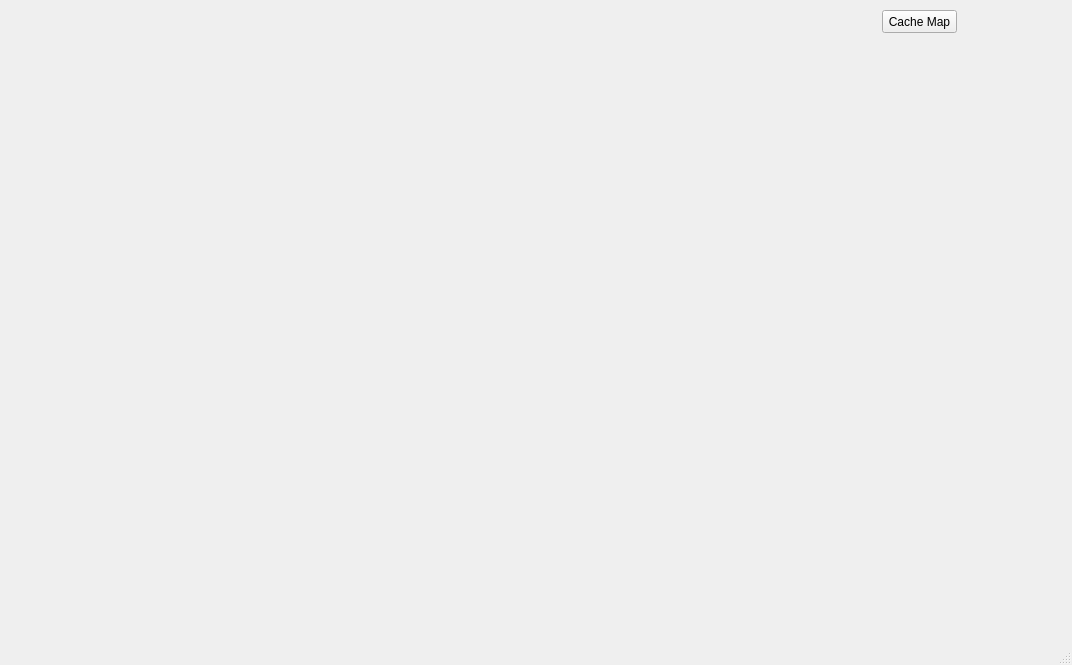
Before: the Qt Designer form myDemo/mydemo/mainwindow.ui in veol15/myproject, drawn with Qt 5.
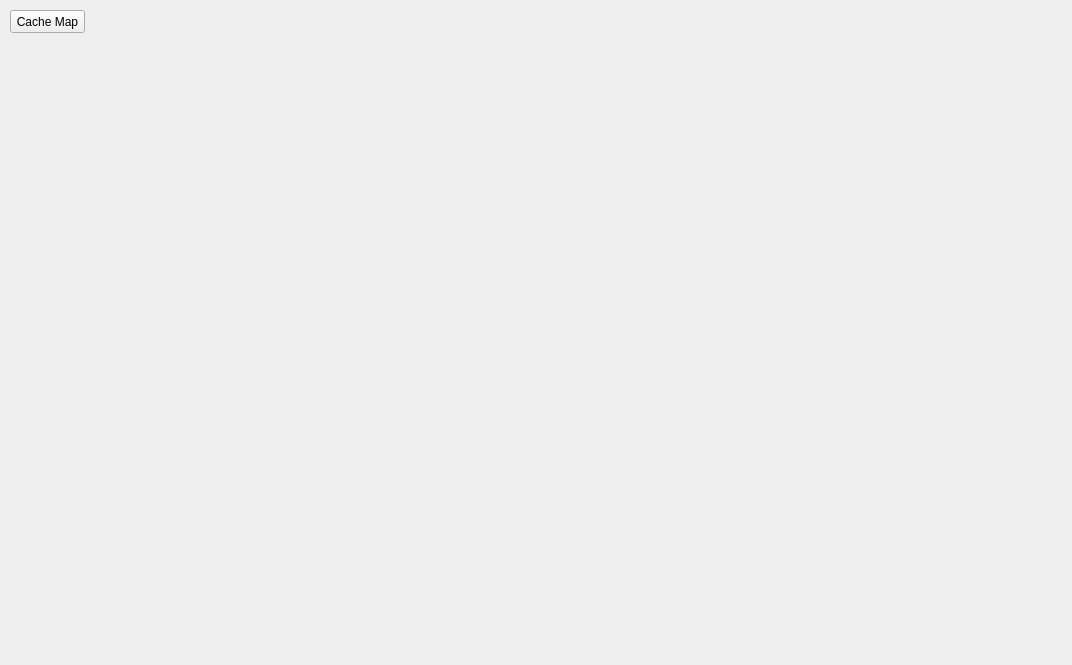
After: the same form once the commit is applied.

Commit message: 添加右下角功能按钮。

```diff
--- a/myDemo/mydemo/mainwindow.ui
+++ b/myDemo/mydemo/mainwindow.ui
@@ -30,33 +30,6 @@
     <property name="bottomMargin">
      <number>0</number>
     </property>
-    <item>
-     <widget class="QWidget" name="mapWgt" native="true">
-      <property name="sizePolicy">
-       <sizepolicy hsizetype="Expanding" vsizetype="Preferred">
-        <horstretch>0</horstretch>
-        <verstretch>0</verstretch>
-       </sizepolicy>
-      </property>
-      <layout class="QHBoxLayout" name="mapWgtLayoutH">
-       <property name="spacing">
-        <number>0</number>
-       </property>
-       <property name="leftMargin">
-        <number>0</number>
-       </property>
-       <property name="topMargin">
-        <number>0</number>
-       </property>
-       <property name="rightMargin">
-        <number>0</number>
-       </property>
-       <property name="bottomMargin">
-        <number>0</number>
-       </property>
-      </layout>
-     </widget>
-    </item>
     <item>
      <widget class="QWidget" name="rightWgt" native="true">
       <property name="minimumSize">
@@ -82,7 +55,6 @@
     </item>
    </layout>
   </widget>
-  <widget class="QStatusBar" name="statusBar"/>
  </widget>
  <layoutdefault spacing="6" margin="11"/>
  <resources/>
```
Left out of the diff: 2 changed lines with no effect on the pictures. The commit also changes 5 other files.
